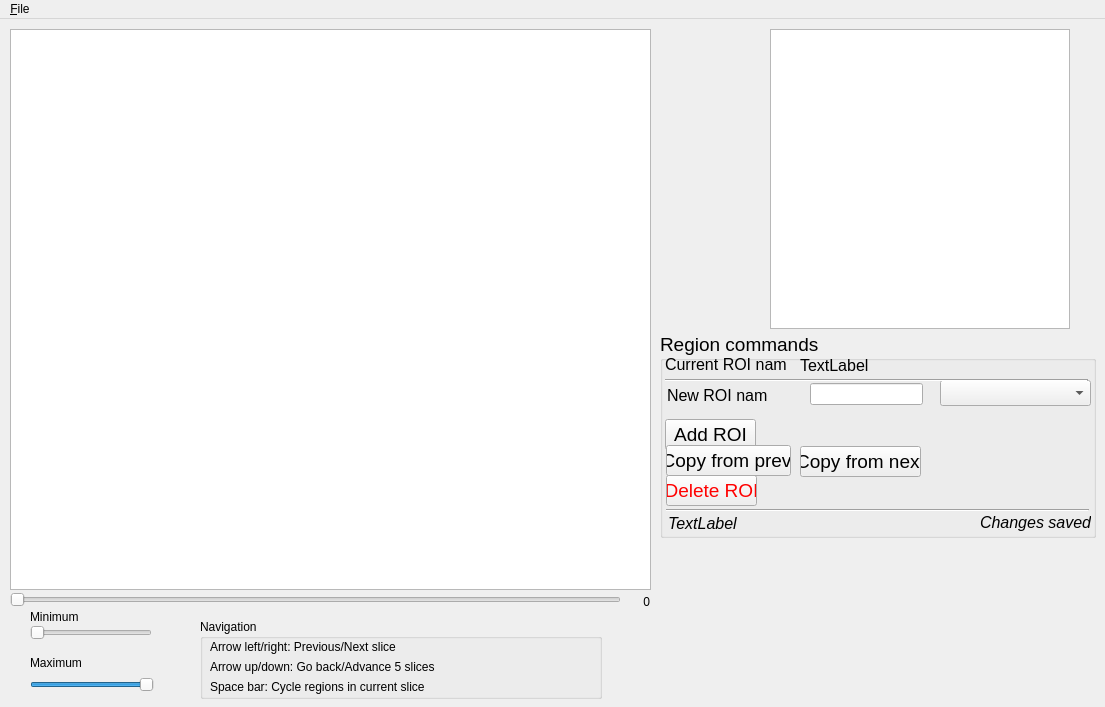
Qt form region_selector.ui (haesemeyer/RegionSelector) before a commit.
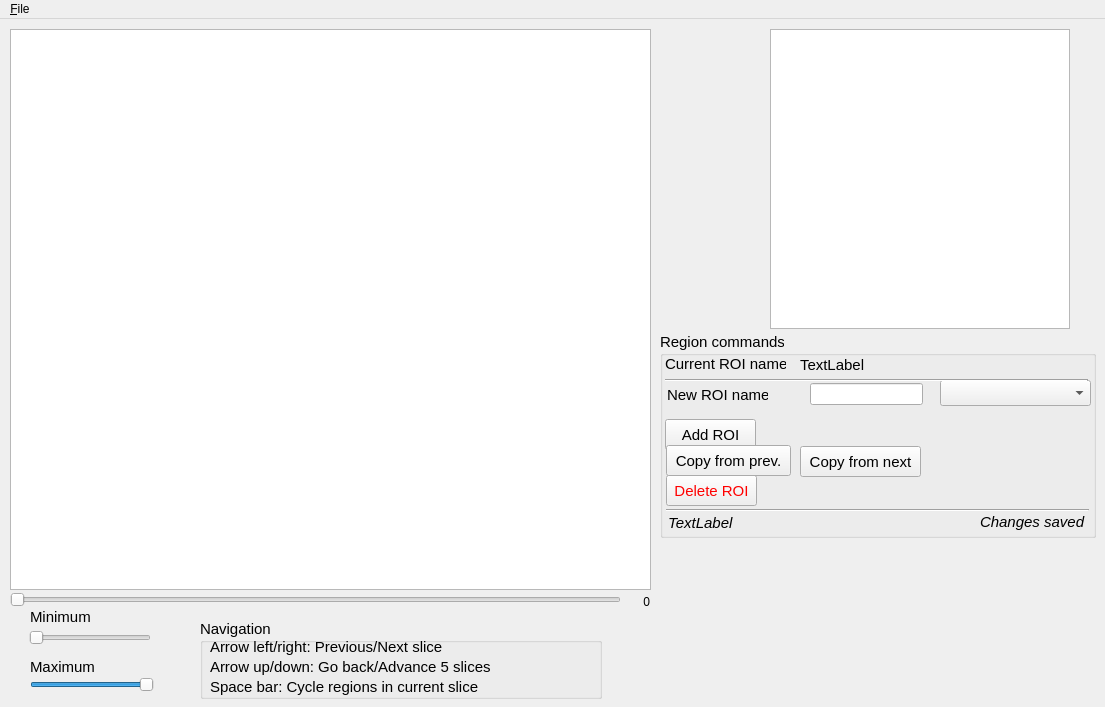
The same form after that commit. Custom widgets are drawn as their Qt base class.

Commit message: Reduced font sizes

Patch:
```diff
--- a/region_selector.ui
+++ b/region_selector.ui
@@ -74,7 +74,7 @@
     </property>
     <property name="font">
      <font>
-      <pointsize>14</pointsize>
+      <pointsize>11</pointsize>
      </font>
     </property>
     <property name="title">
@@ -91,7 +91,7 @@
      </property>
      <property name="font">
       <font>
-       <pointsize>12</pointsize>
+       <pointsize>11</pointsize>
        <italic>true</italic>
       </font>
      </property>
@@ -110,7 +110,7 @@
      </property>
      <property name="font">
       <font>
-       <pointsize>12</pointsize>
+       <pointsize>11</pointsize>
        <italic>true</italic>
       </font>
      </property>
@@ -129,7 +129,7 @@
      </property>
      <property name="font">
       <font>
-       <pointsize>12</pointsize>
+       <pointsize>11</pointsize>
       </font>
      </property>
      <property name="text">
@@ -147,7 +147,7 @@
      </property>
      <property name="font">
       <font>
-       <pointsize>12</pointsize>
+       <pointsize>11</pointsize>
       </font>
      </property>
      <property name="text">
@@ -254,7 +254,7 @@
      </property>
      <property name="font">
       <font>
-       <pointsize>12</pointsize>
+       <pointsize>11</pointsize>
       </font>
      </property>
      <property name="text">
@@ -323,6 +323,11 @@
       <height>80</height>
      </rect>
     </property>
+    <property name="font">
+     <font>
+      <pointsize>11</pointsize>
+     </font>
+    </property>
     <property name="title">
      <string>Navigation</string>
     </property>
@@ -370,11 +375,16 @@
     <property name="geometry">
      <rect>
       <x>30</x>
-      <y>636</y>
+      <y>640</y>
       <width>73</width>
       <height>16</height>
      </rect>
     </property>
+    <property name="font">
+     <font>
+      <pointsize>11</pointsize>
+     </font>
+    </property>
     <property name="text">
      <string>Maximum</string>
     </property>
@@ -410,6 +420,11 @@
       <height>16</height>
      </rect>
     </property>
+    <property name="font">
+     <font>
+      <pointsize>11</pointsize>
+     </font>
+    </property>
     <property name="text">
      <string>Minimum</string>
     </property>
@@ -417,8 +432,8 @@
    <widget class="QSlider" name="dialMin">
     <property name="geometry">
      <rect>
-      <x>30</x>
-      <y>600</y>
+      <x>29</x>
+      <y>605</y>
       <width>122</width>
       <height>28</height>
      </rect>
```
The commit also changes 1 other file.
